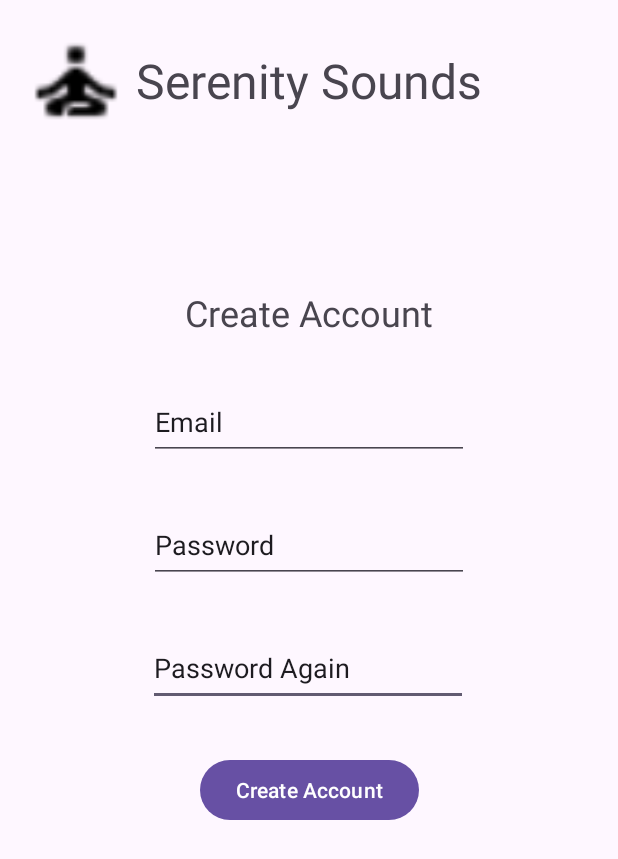
After one commit to Krisha979/F23_3175_G12_SerenitySoundsApplication, an Android app: the layout activity_createacccount.xml on its own in the app's theme, with its tools: preview values and no code run, on a phone screen of 412 x 824 dp. The commit adds this screen. Shown: the top 859 px of the screen. Run offline under Robolectric (Android 15) with nearby library versions, the phone set to English and light mode, and no system bars.

Commit message:
layout1 attempt

```diff
--- /dev/null
+++ b/app/src/main/java/com/example/f23_3175_g12_serenitysoundsapplication/CreateAccountActivity.java
@@ -0,0 +1,6 @@
+package com.example.f23_3175_g12_serenitysoundsapplication;
+
+import androidx.appcompat.app.AppCompatActivity;
+
+public class CreateAccountActivity extends AppCompatActivity {
+}
--- /dev/null
+++ b/app/src/main/java/com/example/f23_3175_g12_serenitysoundsapplication/MediaPlayerActivity.java
@@ -0,0 +1,6 @@
+package com.example.f23_3175_g12_serenitysoundsapplication;
+
+import androidx.appcompat.app.AppCompatActivity;
+
+public class MediaPlayerActivity extends AppCompatActivity {
+}
--- /dev/null
+++ b/app/src/main/res/layout/activity_createacccount.xml
@@ -0,0 +1,88 @@
+<?xml version="1.0" encoding="utf-8"?>
+<androidx.constraintlayout.widget.ConstraintLayout xmlns:android="http://schemas.android.com/apk/res/android"
+    xmlns:app="http://schemas.android.com/apk/res-auto"
+    xmlns:tools="http://schemas.android.com/tools"
+    android:layout_width="match_parent"
+    android:layout_height="match_parent">
+
+    <EditText
+        android:id="@+id/plnTxtCreatePasswordAgain"
+        android:layout_width="wrap_content"
+        android:layout_height="50dp"
+        android:layout_marginTop="32dp"
+        android:ems="10"
+        android:inputType="text"
+        android:text="@string/txtCreatePasswordAgain"
+        app:layout_constraintEnd_toEndOf="parent"
+        app:layout_constraintHorizontal_bias="0.497"
+        app:layout_constraintStart_toStartOf="parent"
+        app:layout_constraintTop_toBottomOf="@+id/plnTxtCreatePassword" />
+
+    <ImageView
+        android:id="@+id/imgViewIconCreate"
+        android:layout_width="69dp"
+        android:layout_height="76dp"
+        android:layout_marginStart="16dp"
+        android:layout_marginTop="16dp"
+        android:scrollbarSize="4dp"
+        app:layout_constraintStart_toStartOf="parent"
+        app:layout_constraintTop_toTopOf="parent"
+        app:srcCompat="@drawable/icon_serenitysounds" />
+
+    <TextView
+        android:id="@+id/txtViewCreateAccount"
+        android:layout_width="wrap_content"
+        android:layout_height="wrap_content"
+        android:layout_marginTop="192dp"
+        android:text="@string/txtCreateAccount"
+        android:textSize="24sp"
+        app:layout_constraintEnd_toEndOf="parent"
+        app:layout_constraintStart_toStartOf="parent"
+        app:layout_constraintTop_toTopOf="parent" />
+
+    <Button
+        android:id="@+id/btnCreateAccount"
+        android:layout_width="wrap_content"
+        android:layout_height="wrap_content"
+        android:layout_marginTop="32dp"
+        android:text="@string/txtBtnCreateAccount"
+        app:layout_constraintEnd_toEndOf="parent"
+        app:layout_constraintStart_toStartOf="parent"
+        app:layout_constraintTop_toBottomOf="@+id/plnTxtCreatePasswordAgain" />
+
+    <EditText
+        android:id="@+id/plnTxtCreateEmail"
+        android:layout_width="wrap_content"
+        android:layout_height="50dp"
+        android:layout_marginTop="32dp"
+        android:ems="10"
+        android:inputType="text"
+        android:text="@string/txtEmail"
+        app:layout_constraintEnd_toEndOf="parent"
+        app:layout_constraintStart_toStartOf="parent"
+        app:layout_constraintTop_toBottomOf="@+id/txtViewCreateAccount" />
+
+    <EditText
+        android:id="@+id/plnTxtCreatePassword"
+        android:layout_width="wrap_content"
+        android:layout_height="50dp"
+        android:layout_marginTop="32dp"
+        android:ems="10"
+        android:inputType="text"
+        android:text="@string/txtPassword"
+        app:layout_constraintEnd_toEndOf="parent"
+        app:layout_constraintStart_toStartOf="parent"
+        app:layout_constraintTop_toBottomOf="@+id/plnTxtCreateEmail" />
+
+    <TextView
+        android:id="@+id/txtViewSerenitySoundsCreate"
+        android:layout_width="wrap_content"
+        android:layout_height="wrap_content"
+        android:layout_marginTop="32dp"
+        android:text="@string/txtSerenitySounds"
+        android:textSize="32sp"
+        app:layout_constraintEnd_toEndOf="parent"
+        app:layout_constraintStart_toStartOf="parent"
+        app:layout_constraintTop_toTopOf="parent" />
+
+</androidx.constraintlayout.widget.ConstraintLayout>
--- a/app/src/main/res/values/strings.xml
+++ b/app/src/main/res/values/strings.xml
@@ -1,3 +1,13 @@
 <resources>
     <string name="app_name">f23_3175_g12_serenitysoundsapplication</string>
+    <string name="txtLogin">Login</string>
+    <string name="txtEmail">Email</string>
+    <string name="txtPassword">Password</string>
+    <string name="txtBtnLogin">Login</string>
+    <string name="txtSerenitySounds">Serenity Sounds</string>
+    <string name="txtCreateAccount">Create Account</string>
+    <string name="txtBtnCreateAccount">Create Account</string>
+    <string name="txtCreatePasswordAgain">Password Again</string>
+    <string name="txtMediaPlayer">Media Player</string>
+    <string name="txtBtnDonation">Donation</string>
 </resources>
--- /dev/null
+++ b/app/src/main/res/values/txtLoginPassword.xml
@@ -0,0 +1,2 @@
+<?xml version="1.0" encoding="utf-8"?>
+<resources></resources>
--- /dev/null
+++ b/app/src/main/res/values/txtPassword.xml
@@ -0,0 +1,2 @@
+<?xml version="1.0" encoding="utf-8"?>
+<resources></resources>
```
Also changed, not shown: app/src/main/java/com/example/f23_3175_g12_serenitysoundsapplication/LoginActivity.java (added, +7 -0 lines), app/src/main/res/layout/activity_login.xml (added, +74 -0 lines), app/src/main/res/layout/activity_mediaplayer.xml (added, +89 -0 lines), app/src/main/res/drawable-v24/icon_serenitysounds.png (added), app/src/main/res/drawable-v24/img_music.png (added).
